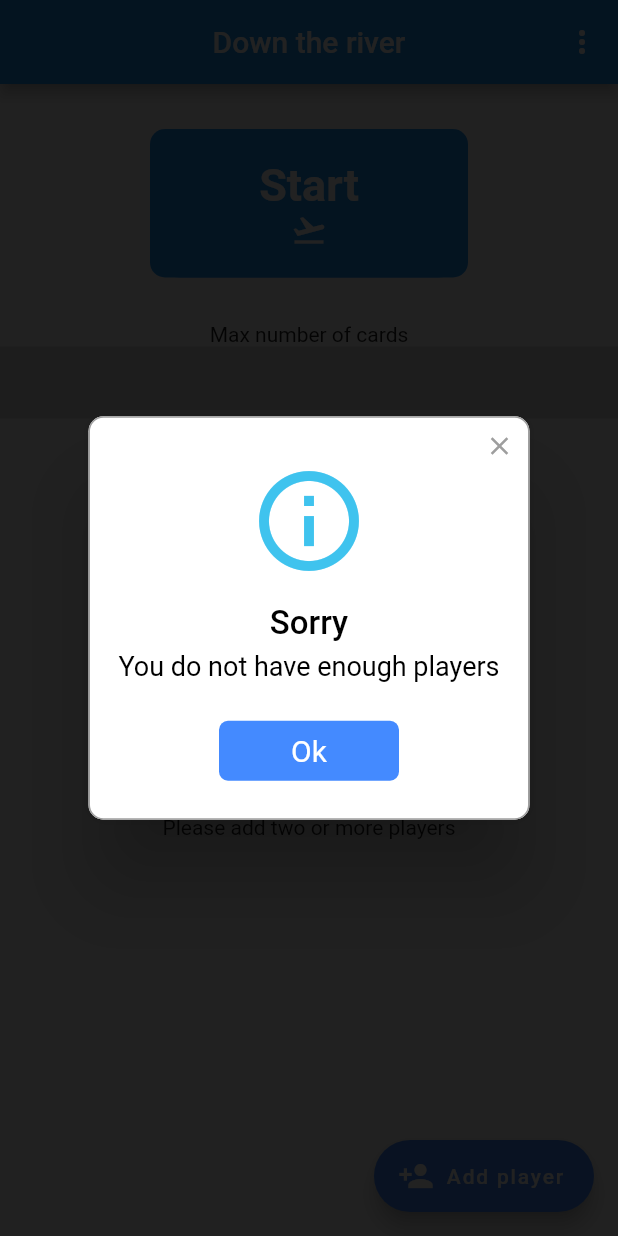
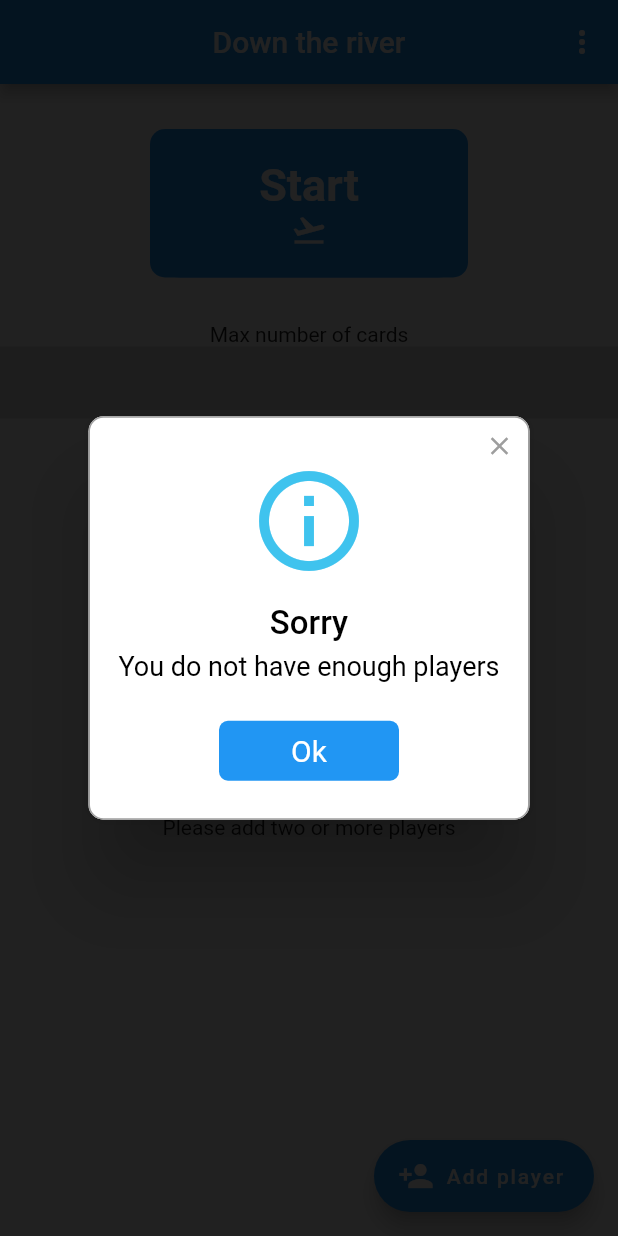
Before and after one commit to Joja81/Up-and-down-the-river-scoring-app, a Flutter app: the screen it shows after launch, after a tap on "Start", on a phone screen of 412 x 824 dp. Run offline on Flutter 3.47's test engine with Material 2 defaults, Android fonts, the phone set to English and light mode, and no system bars; drawn by our look-alikes of rflutter_alert; our stand-ins replace animated_theme_switcher, flutter_phoenix, flutter_slidable, numberpicker; missing offline and left inert: flutter_material_color_picker; statements that could not run were skipped.

Commit message:
Chaning theme
Set up inital part for changing colour of theme

```diff
--- a/up_and_down_the_river/lib/main.dart
+++ b/up_and_down_the_river/lib/main.dart
@@ -1,3 +1,4 @@
+import 'package:animated_theme_switcher/animated_theme_switcher.dart';
 import 'package:flutter/cupertino.dart';
 import 'package:flutter/material.dart';
 import 'package:flutter_phoenix/flutter_phoenix.dart';
@@ -6,16 +7,18 @@ import 'package:upanddowntheriver/startScreen.dart';
 
 void main() {
   List<Player> currentPlayers = setPlayer();
+  ThemeData initTheme = ThemeData.light();
   runApp(Phoenix(
-    //Phoenix allows the application to be restarted at the end of the game
-    child: MaterialApp(
-      theme: ThemeData(
-        primaryColor: Colors.blue,
-        accentColor: Colors.blueAccent,
-        buttonColor: Colors.green,
-      ),
-      title: 'Up and down the river',
-      home: StartScreen(currentPlayers),
+    //Phoenix allows the application to be restarted at the end of the game'
+    child: ThemeProvider(
+      initTheme: initTheme,
+      child: Builder(builder: (context) {
+        return MaterialApp(
+          title: 'Flutter Demo',
+          theme: ThemeProvider.of(context),
+          home: StartScreen(currentPlayers),
+        );
+      }),
     ),
   ));
 }
--- a/up_and_down_the_river/pubspec.yaml
+++ b/up_and_down_the_river/pubspec.yaml
@@ -24,7 +24,7 @@ dependencies:
   rflutter_alert: ^1.0.3
   numberpicker: ^1.2.0
   flutter_phoenix: ^0.1.0
-  flutter_colorpicker: ^0.3.4
+  animated_theme_switcher: ^1.0.6
 
   # The following adds the Cupertino Icons font to your application.
   # Use with the CupertinoIcons class for iOS style icons.
```
Also changed, not shown: up_and_down_the_river/lib/settingsPage.dart (added, +49 -0 lines), up_and_down_the_river/lib/startScreen.dart (+5 -3 lines), up_and_down_the_river/lib/choices.dart (renamed from up_and_down_the_river/lib/Choices.dart), up_and_down_the_river/lib/createPlayerScreen.dart (renamed from up_and_down_the_river/lib/CreatePlayerScreen.dart), up_and_down_the_river/pubspec.lock.
